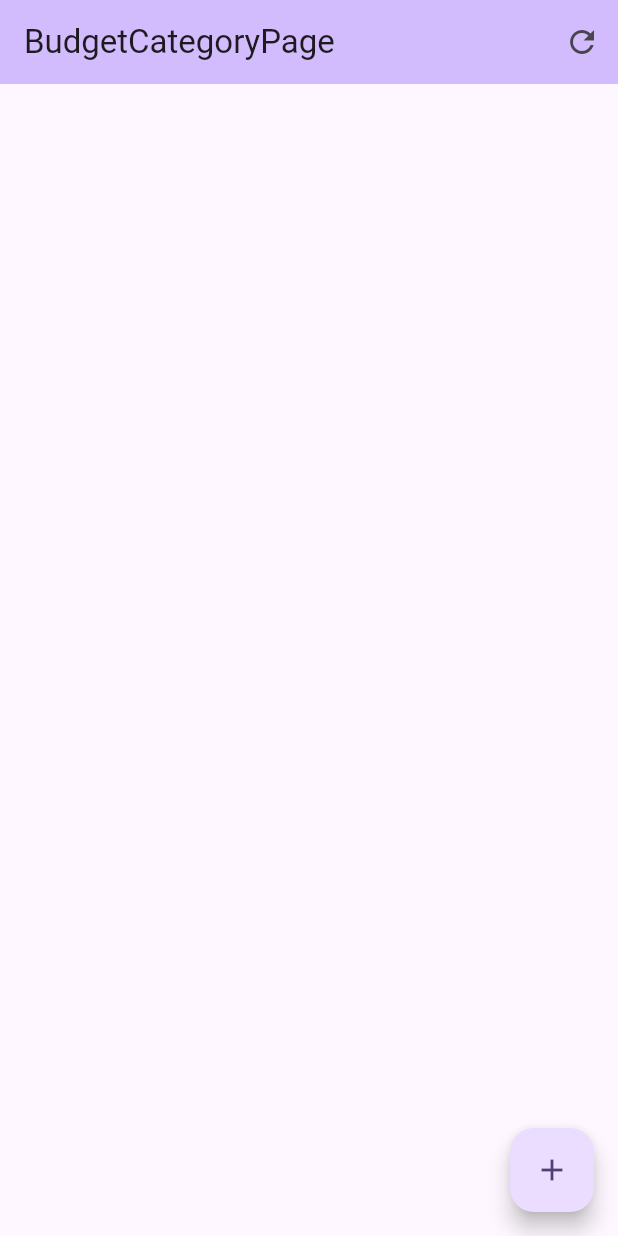
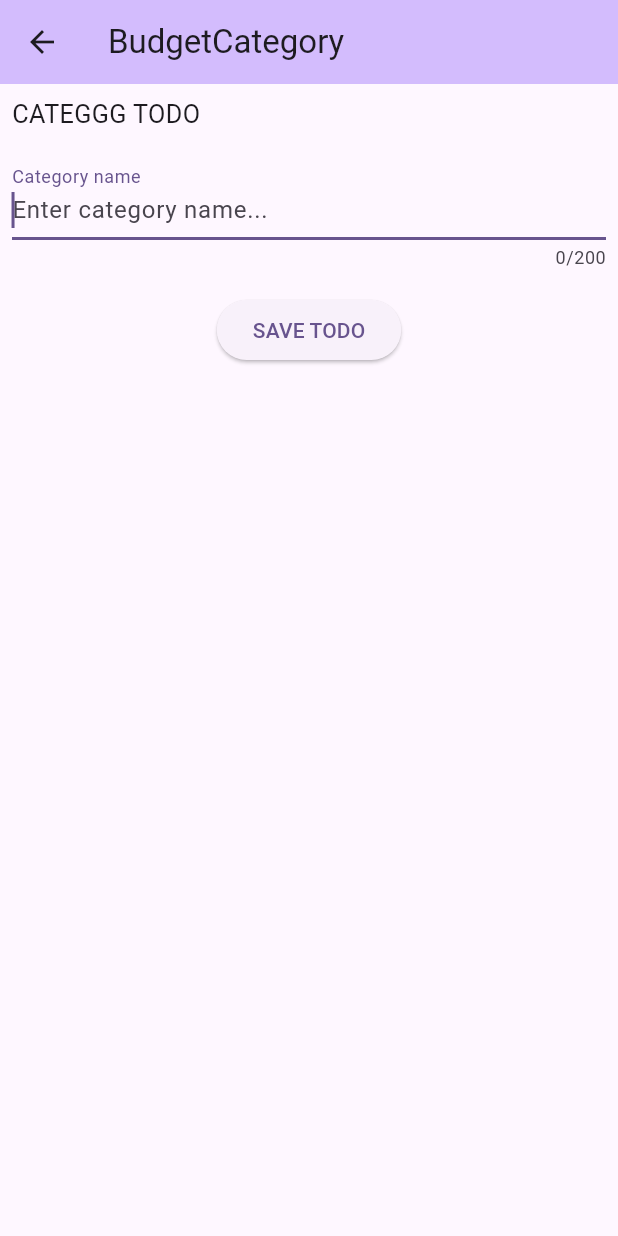
Before and after one commit to h4j4x/budgi, a Flutter app: the screen it shows after launch, after a tap on the "add" icon, on a phone screen of 412 x 824 dp. Run offline on Flutter 3.47's test engine with Material 2 defaults, Android fonts, the light colour scheme and no system bars; our stand-ins replace get_it.

Commit message:
budget category edit

```diff
--- a/lib/di.dart
+++ b/lib/di.dart
@@ -18,7 +18,7 @@ class DI {
         BudgetCategoryMemoryService());
   }
 
-  BudgetCategoryService getBudgetCategoryService() {
+  BudgetCategoryService budgetCategoryService() {
     return _getIt<BudgetCategoryService>();
   }
 }
--- a/lib/main.dart
+++ b/lib/main.dart
@@ -1,5 +1,5 @@
 import 'package:budgi/di.dart';
-import 'package:budgi/page/budget_category.dart';
+import 'package:budgi/page/budget_categories.dart';
 import 'package:flutter/material.dart';
 
 void main() {
@@ -19,7 +19,7 @@ class MyApp extends StatelessWidget {
         colorScheme: ColorScheme.fromSeed(seedColor: Colors.deepPurple),
         useMaterial3: true,
       ),
-      home: const BudgetCategoryPage(), // TODO
+      home: const BudgetCategoriesPage(), // TODO
     );
   }
 }
--- a/lib/model/crud_handler.dart
+++ b/lib/model/crud_handler.dart
@@ -1,5 +1,11 @@
-import 'package:flutter/foundation.dart';
+import 'package:flutter/material.dart';
 
-class CrudHandler {
+class CrudHandler<T> {
   VoidCallback reload = () {};
+
+  Function(BuildContext, T) onItemAction;
+
+  CrudHandler({
+    required this.onItemAction,
+  });
 }
--- /dev/null
+++ b/lib/page/budget_categories.dart
@@ -0,0 +1,59 @@
+import 'package:budgi/model/budget_category.dart';
+import 'package:budgi/model/crud_handler.dart';
+import 'package:budgi/page/budget_category.dart';
+import 'package:flutter/material.dart';
+
+import '../widget/budget_category_list.dart';
+
+class BudgetCategoriesPage extends StatefulWidget {
+  const BudgetCategoriesPage({super.key});
+
+  @override
+  State<StatefulWidget> createState() {
+    return _BudgetCategoriesPageState();
+  }
+}
+
+class _BudgetCategoriesPageState extends State<BudgetCategoriesPage> {
+  late CrudHandler<BudgetCategoryAmount> crudHandler;
+
+  @override
+  void initState() {
+    super.initState();
+    crudHandler = CrudHandler(onItemAction: onItemAction);
+  }
+
+  @override
+  Widget build(BuildContext context) {
+    return Scaffold(
+      appBar: AppBar(
+        backgroundColor: Theme.of(context).colorScheme.inversePrimary,
+        title: const Text('BudgetCategories'), // TODO
+        actions: [
+          IconButton(
+            onPressed: crudHandler.reload,
+            icon: const Icon(Icons.refresh),
+          ),
+        ],
+      ),
+      body: BudgetCategoryList(crudHandler: crudHandler),
+      floatingActionButton: FloatingActionButton(
+        onPressed: () async {
+          await Navigator.of(context).push(MaterialPageRoute<void>(
+            builder: (BuildContext context) => const BudgetCategoryPage(),
+          ));
+          crudHandler.reload();
+        },
+        tooltip: 'Add', // TODO
+        child: const Icon(Icons.add),
+      ),
+    );
+  }
+
+  void onItemAction(BuildContext context, BudgetCategoryAmount item) async {
+    await Navigator.of(context).push(MaterialPageRoute<void>(
+      builder: (BuildContext context) => BudgetCategoryPage(value: item),
+    ));
+    crudHandler.reload();
+  }
+}
--- a/lib/page/budget_category.dart
+++ b/lib/page/budget_category.dart
@@ -1,10 +1,14 @@
-import 'package:budgi/model/crud_handler.dart';
+import 'package:budgi/model/budget_category.dart';
+import 'package:budgi/widget/budget_category_edit.dart';
 import 'package:flutter/material.dart';
 
-import '../widget/budget_category_list.dart';
+class BudgetCategoryPage extends StatefulWidget {
+  final BudgetCategoryAmount? value;
 
-class BudgetCategoryPage extends StatefulWidget {
-  const BudgetCategoryPage({super.key});
+  const BudgetCategoryPage({
+    super.key,
+    this.value,
+  });
 
   @override
   State<StatefulWidget> createState() {
@@ -13,26 +17,16 @@ class BudgetCategoryPage extends StatefulWidget {
 }
 
 class _BudgetCategoryPageState extends State<BudgetCategoryPage> {
-  final crudHandler = CrudHandler();
-
   @override
   Widget build(BuildContext context) {
     return Scaffold(
       appBar: AppBar(
         backgroundColor: Theme.of(context).colorScheme.inversePrimary,
-        title: const Text('BudgetCategoryPage'), // TODO
-        actions: [
-          IconButton(
-            onPressed: crudHandler.reload,
-            icon: const Icon(Icons.refresh),
-          ),
-        ],
+        title: const Text('BudgetCategory'),
       ),
-      body: BudgetCategoryList(crudHandler: crudHandler),
-      floatingActionButton: FloatingActionButton(
-        onPressed: () {},
-        tooltip: 'Add', // TODO
-        child: const Icon(Icons.add),
+      body: Padding(
+        padding: const EdgeInsets.only(left: 8.0, top: 8.0, right: 8.0),
+        child: BudgetCategoryEdit(value: widget.value),
       ),
     );
   }
--- /dev/null
+++ b/lib/widget/budget_category_edit.dart
@@ -0,0 +1,94 @@
+import 'package:budgi/di.dart';
+import 'package:budgi/model/budget_category.dart';
+import 'package:flutter/material.dart';
+
+import 'common/max_width.dart';
+
+class BudgetCategoryEdit extends StatefulWidget {
+  final BudgetCategoryAmount? value;
+
+  const BudgetCategoryEdit({
+    super.key,
+    this.value,
+  });
+
+  @override
+  State<StatefulWidget> createState() {
+    return _BudgetCategoryEditState();
+  }
+}
+
+class _BudgetCategoryEditState extends State<BudgetCategoryEdit> {
+  final nameController = TextEditingController();
+
+  bool saving = false;
+
+  @override
+  void initState() {
+    super.initState();
+    nameController.text = widget.value?.budgetCategory.name ?? '';
+  }
+
+  @override
+  Widget build(BuildContext context) {
+    final items = <Widget>[
+      const Text(
+        'CATEGGG TODO', // TODO
+        textScaleFactor: 1.2,
+      ),
+      TextField(
+        controller: nameController,
+        textInputAction: TextInputAction.next,
+        autofocus: true,
+        maxLength: 200,
+        enabled: !saving,
+        decoration: const InputDecoration(
+          labelText: 'Category name', // TODO
+          hintText: 'Enter category name...', // TODO
+        ),
+      ),
+      Center(
+        child: MaxWidthWidget(
+          maxWidth: 150,
+          child: ElevatedButton(
+            onPressed: saving ? null : onSave,
+            child: const Text('SAVE TODO'), // TODO
+          ),
+        ),
+      ),
+    ];
+    return ListView.separated(
+      itemBuilder: (_, index) {
+        return items[index];
+      },
+      separatorBuilder: (_, __) {
+        return const Divider(color: Colors.transparent);
+      },
+      itemCount: items.length,
+    );
+  }
+
+  void onSave() async {
+    if (saving) {
+      return;
+    }
+    setState(() {
+      saving = true;
+    });
+    await DI().budgetCategoryService().saveAmount(
+          categoryCode: widget.value?.budgetCategory.code,
+          categoryName: nameController.text,
+          fromDate: DateTime.now(),
+          // TODO
+          toDate: DateTime.now().add(const Duration(days: 1)),
+          // TODO
+          amount: 1.0, // TODO
+        );
+    setState(() {
+      saving = false;
+    });
+    if (mounted) {
+      Navigator.of(context).pop();
+    }
+  }
+}
--- a/lib/widget/budget_category_list.dart
+++ b/lib/widget/budget_category_list.dart
@@ -6,7 +6,7 @@ import '../di.dart';
 import '../model/crud_handler.dart';
 
 class BudgetCategoryList extends StatefulWidget {
-  final CrudHandler crudHandler;
+  final CrudHandler<BudgetCategoryAmount> crudHandler;
 
   const BudgetCategoryList({
     super.key,
@@ -40,7 +40,7 @@ class _BudgetCategoryListState extends State<BudgetCategoryList> {
     });
     final fromDate = DateTime.now(); // TODO
     final toDate = fromDate.add(const Duration(days: 1)); // TODO
-    final values = await DI().getBudgetCategoryService().listAmounts(
+    final values = await DI().budgetCategoryService().listAmounts(
           fromDate: fromDate,
           toDate: toDate,
         );
@@ -82,6 +82,10 @@ class _BudgetCategoryListState extends State<BudgetCategoryList> {
   Widget listItem(BudgetCategoryAmount item) {
     return ListTile(
       title: Text(item.budgetCategory.name),
+      subtitle: Text(item.budgetCategory.code),
+      onTap: () {
+        widget.crudHandler.onItemAction(context, item);
+      },
     );
   }
 }
--- /dev/null
+++ b/lib/widget/common/max_width.dart
@@ -0,0 +1,20 @@
+import 'package:flutter/material.dart';
+
+class MaxWidthWidget extends StatelessWidget {
+  final Widget child;
+  final double maxWidth;
+
+  const MaxWidthWidget({
+    super.key,
+    required this.child,
+    required this.maxWidth,
+  });
+
+  @override
+  Widget build(BuildContext context) {
+    return Container(
+      constraints: BoxConstraints(maxWidth: maxWidth),
+      child: child,
+    );
+  }
+}
```
